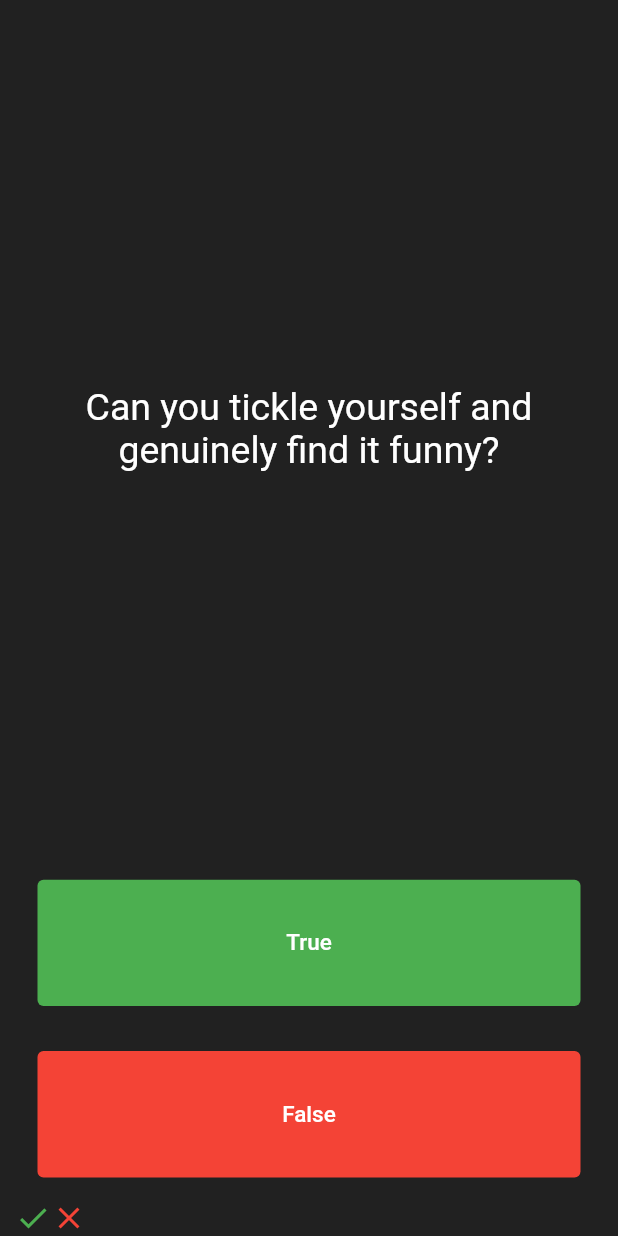
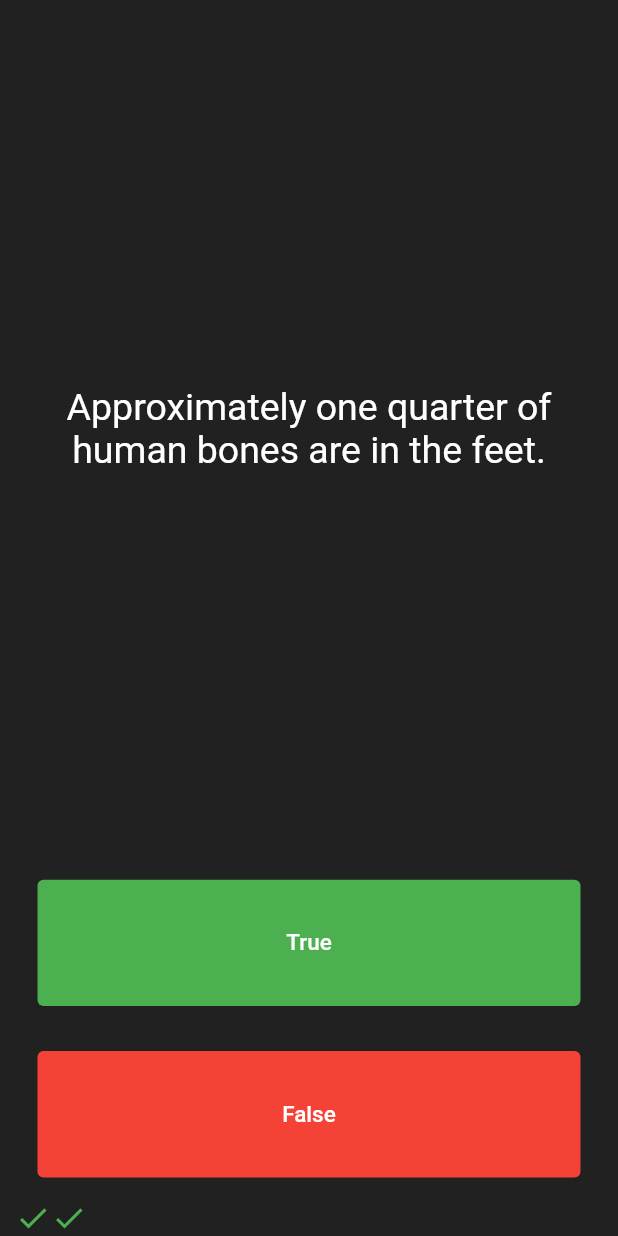
Before and after one commit to Flutter-Refs/quizzler, a Flutter app: the screen it shows after launch, after a tap on "True", after a tap on "False", on a phone screen of 412 x 824 dp. Run offline on Flutter 3.47's test engine with Material 2 defaults, Android fonts, the phone set to English and light mode, and no system bars.

Commit message:
Extracted quiz class that keeps collection of questions

```diff
--- a/lib/main.dart
+++ b/lib/main.dart
@@ -1,7 +1,7 @@
 // ignore_for_file: prefer_const_constructors, prefer_const_literals_to_create_immutables
 
 import 'package:flutter/material.dart';
-import 'package:quizzler/question.dart';
+import 'package:quizzler/quiz.dart';
 
 void main() {
   runApp(Quizzler());
@@ -33,28 +33,7 @@ class QuizPage extends StatefulWidget {
 
 class _QuizPageState extends State<QuizPage> {
   List<Icon> score = [];
-  List<Question> questions = [
-    Question(
-      text: "Did the math book look sad because it had too many problems?",
-      answer: true,
-    ),
-    Question(
-      text: "Is it possible to \"accidentally\" laugh and snort milk out of your nose?",
-      answer: true,
-    ),
-    Question(
-      text: "Can you tickle yourself and genuinely find it funny?",
-      answer: false,
-    ),
-    Question(
-      text: "Did the tomato turn red because it saw the salad dressing?",
-      answer: false,
-    ),
-    Question(
-      text: "Is it possible to trust a burrito entirely?",
-      answer: true,
-    ),
-  ];
+  Quiz quiz = Quiz();
 
   int questionIndex = 0;
 
@@ -70,7 +49,7 @@ class _QuizPageState extends State<QuizPage> {
               padding: EdgeInsets.all(10.0),
               child: Center(
                 child: Text(
-                  questions[questionIndex].text,
+                  quiz.getQuestionText(questionIndex),
                   textAlign: TextAlign.center,
                   style: TextStyle(
                     fontSize: 25.0,
@@ -128,7 +107,7 @@ class _QuizPageState extends State<QuizPage> {
 
   void answerQuestion(bool answer) {
     score.add(
-      questions[questionIndex].answer == answer
+      quiz.getQuestionAnswer(questionIndex) == answer
           ? Icon(
               Icons.check,
               color: Colors.green,
@@ -139,7 +118,7 @@ class _QuizPageState extends State<QuizPage> {
             ),
     );
 
-    if (questions.length > questionIndex + 1) {
+    if (quiz.getNumberOfQuestions > questionIndex + 1) {
       questionIndex++;
     }
   }
--- /dev/null
+++ b/lib/quiz.dart
@@ -0,0 +1,25 @@
+import 'package:quizzler/question.dart';
+
+class Quiz {
+  final List<Question> _questions = [
+    Question(text: 'Some cats are actually allergic to humans', answer: true),
+    Question(text: 'You can lead a cow down stairs but not up stairs.', answer: false),
+    Question(text: 'Approximately one quarter of human bones are in the feet.', answer: true),
+    Question(text: 'A slug\'s blood is green.', answer: true),
+    Question(text: 'Buzz Aldrin\'s mother\'s maiden name was "Moon".', answer: true),
+    Question(text: 'It is illegal to pee in the Ocean in Portugal.', answer: true),
+    Question(text: 'No piece of square dry paper can be folded in half more than 7 times.', answer: false),
+    Question(text: 'In London, UK, if you happen to die in the House of Parliament, you are technically entitled to a state funeral, because the building is considered too sacred a place.', answer: true),
+    Question(text: 'The loudest sound produced by any animal is 188 decibels. That animal is the African Elephant.', answer: false),
+    Question(text: 'The total surface area of two human lungs is approximately 70 square metres.', answer: true),
+    Question(text: 'Google was originally called "Backrub".', answer: true),
+    Question(text: 'Chocolate affects a dog\'s heart and nervous system; a few ounces are enough to kill a small dog.', answer: true),
+    Question(text: 'In West Virginia, USA, if you accidentally hit an animal with your car, you are free to take it home to eat.', answer: true),
+  ];
+
+  int get getNumberOfQuestions => _questions.length;
+
+  String getQuestionText(int questionIndex) => _questions[questionIndex].text;
+
+  bool getQuestionAnswer(int questionIndex) => _questions[questionIndex].answer;
+}
```
